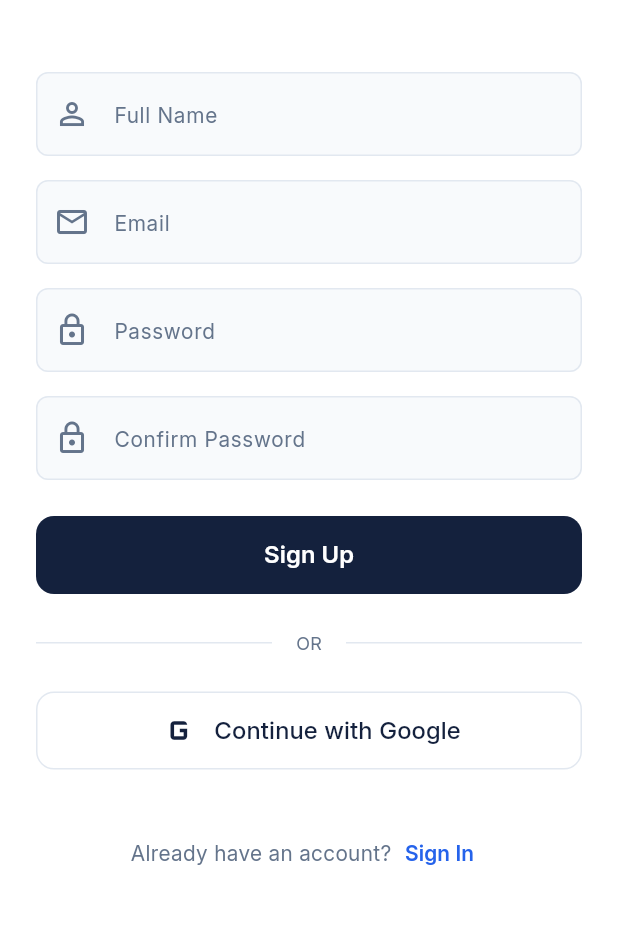
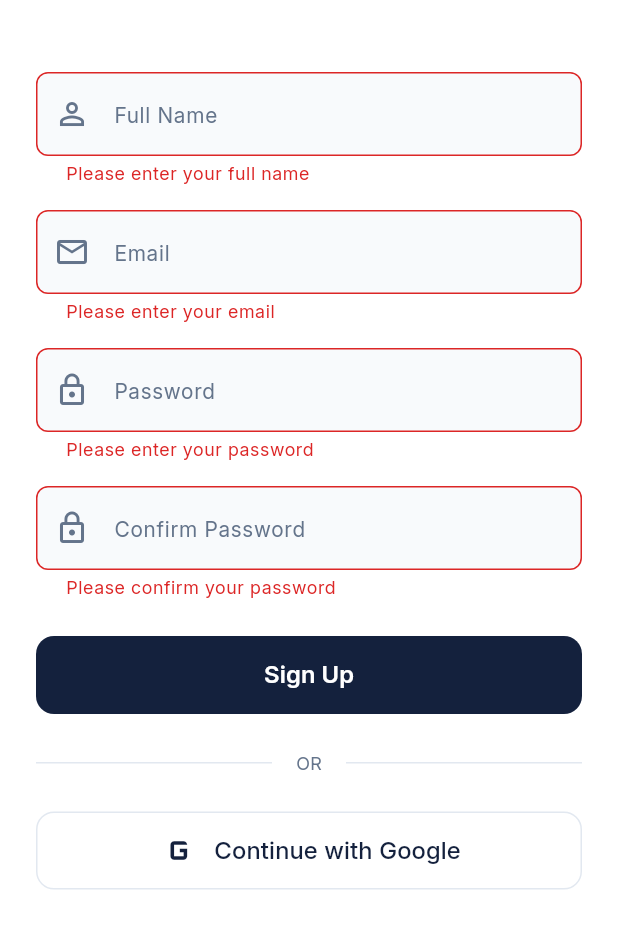
Before and after one commit to WajahatNoor/ShopSphere, a Flutter app: the RegisterScreen screen opened by its route, after a tap on "Sign Up", on a phone screen of 412 x 824 dp, the part 303-1236 px from its top. Run offline on Flutter 3.47's test engine with Material 3 defaults, Android fonts, the phone set to English and light mode, and no system bars; our stand-ins replace bloc, equatable, firebase_auth, firebase_core, flutter_bloc, go_router and 1 more; accounts and stored records are empty.

Commit message:
login,sign up and session handling through firebase hanlded just need to listen and build on screen

```diff
--- a/lib/app/data/repositories/auth_repo.dart
+++ b/lib/app/data/repositories/auth_repo.dart
@@ -3,11 +3,14 @@ import 'package:shop_shop_sphere/app/services/firebase_auth_services.dart';
 
 class AuthRepo {
   final FirebaseAuthServices authServices;
-  AuthRepo({required this.authServices});
+  final FirebaseAuth firebaseAuth;
+  AuthRepo({required this.authServices, required this.firebaseAuth});
 
-  User? get currentUser => authServices.currentUser;
+  //current user
+  User? get currentUser => firebaseAuth.currentUser;
 
-  Stream<User?> get authStateChanges => authServices.authStateChanges;
+  // Authentication Session
+  Stream<User?> get authStateChanges => firebaseAuth.authStateChanges();
 
   Future<User> login({required String email, required String password}) async {
     try {
@@ -19,11 +22,13 @@ class AuthRepo {
   }
 
   Future<User> register({
+    required String fullName,
     required String email,
     required String password,
   }) async {
     try {
       final result = await authServices.register(
+        fullName: fullName,
         email: email,
         password: password,
       );
--- a/lib/app/modules/Auth/bloc/auth_bloc.dart
+++ b/lib/app/modules/Auth/bloc/auth_bloc.dart
@@ -1,11 +1,93 @@
+import 'dart:async';
+
 import 'package:bloc/bloc.dart';
 import 'package:equatable/equatable.dart';
+import 'package:firebase_auth/firebase_auth.dart';
+import 'package:shop_shop_sphere/app/data/repositories/auth_repo.dart';
 
 part 'auth_event.dart';
 part 'auth_state.dart';
 
 class AuthBloc extends Bloc<AuthEvent, AuthState> {
-  AuthBloc() : super(AuthInitial()) {
-    on<AuthEvent>((event, emit) {});
+  final AuthRepo authRepo;
+  late final StreamSubscription<User?> authSubscription;
+  bool isInitialCheck = true;
+  AuthBloc({required this.authRepo}) : super(AuthInitial()) {
+    authSubscription = authRepo.authStateChanges.listen((user) {
+      add(AuthStateChanged(user: user));
+    });
+
+    on<AuthStateChanged>(authStateChanged);
+    on<RegistoredRquested>(registoredRquested);
+    on<LoginRequested>(loginRequested);
+    on<AuthLogoutRequested>(authLogoutRequested);
+  }
+
+  FutureOr<void> registoredRquested(
+    RegistoredRquested event,
+    Emitter<AuthState> emit,
+  ) async {
+    emit(AuthLoadingState());
+
+    try {
+      await authRepo.register(
+        email: event.email,
+        password: event.password,
+        fullName: event.fullname,
+      );
+
+      emit(
+        AuthRegistoredUserSuccessState(
+          successState: "Account Created Successfully",
+        ),
+      );
+    } catch (e) {
+      emit(AuthErrorState(errorMessage: e.toString()));
+    }
+  }
+
+  FutureOr<void> loginRequested(
+    LoginRequested event,
+    Emitter<AuthState> emit,
+  ) async {
+    emit(AuthLoadingState());
+    try {
+      await authRepo.login(email: event.email, password: event.password);
+    } catch (e) {
+      emit(AuthErrorState(errorMessage: e.toString()));
+    }
+  }
+
+  void authStateChanged(AuthStateChanged event, Emitter<AuthState> emit) async {
+    if (isInitialCheck) {
+      emit(AuthInitial());
+      await Future.delayed(Duration(seconds: 5));
+      isInitialCheck = false;
+    }
+
+    if (event.user != null) {
+      emit(AuthenticatedState());
+    } else {
+      emit(UnAuthenticatedState());
+    }
+  }
+
+  @override
+  Future<void> close() {
+    authSubscription.cancel();
+    return super.close();
+  }
+
+  FutureOr<void> authLogoutRequested(
+    AuthLogoutRequested event,
+    Emitter<AuthState> emit,
+  ) async {
+    emit(AuthLoadingState());
+    try {
+      await authRepo.logout();
+      emit(AuthLogoutSuccess(successState: "Logged Out Successfully"));
+    } catch (e) {
+      emit(AuthErrorState(errorMessage: e.toString()));
+    }
   }
 }
--- a/lib/app/modules/Auth/bloc/auth_event.dart
+++ b/lib/app/modules/Auth/bloc/auth_event.dart
@@ -6,3 +6,30 @@ sealed class AuthEvent extends Equatable {
   @override
   List<Object> get props => [];
 }
+
+class RegistoredRquested extends AuthEvent {
+  final String email;
+  final String fullname;
+  final String password;
+
+  const RegistoredRquested({
+    required this.email,
+    required this.fullname,
+    required this.password,
+  });
+}
+
+class LoginRequested extends AuthEvent {
+  final String email;
+  final String password;
+
+  const LoginRequested({required this.email, required this.password});
+}
+
+class AuthLogoutRequested extends AuthEvent {}
+
+class AuthStateChanged extends AuthEvent {
+  final User? user;
+
+  const AuthStateChanged({required this.user});
+}
--- a/lib/app/modules/Auth/bloc/auth_state.dart
+++ b/lib/app/modules/Auth/bloc/auth_state.dart
@@ -8,3 +8,29 @@ sealed class AuthState extends Equatable {
 }
 
 final class AuthInitial extends AuthState {}
+
+final class AuthActionState extends AuthState {}
+
+final class AuthLoadingState extends AuthState {}
+
+final class AuthenticatedState extends AuthState {}
+
+final class UnAuthenticatedState extends AuthState {}
+
+final class AuthRegistoredUserSuccessState extends AuthActionState {
+  final String successState;
+
+  AuthRegistoredUserSuccessState({required this.successState});
+}
+
+final class AuthLogoutSuccess extends AuthActionState {
+  final String successState;
+
+  AuthLogoutSuccess({required this.successState});
+}
+
+final class AuthErrorState extends AuthActionState {
+  final String errorMessage;
+
+  AuthErrorState({required this.errorMessage});
+}
--- a/lib/app/modules/Login/widgets/reusable_auth_widgets.dart
+++ b/lib/app/modules/Login/widgets/reusable_auth_widgets.dart
@@ -23,11 +23,7 @@ class AuthLogo extends StatelessWidget {
 }
 
 class AuthHeader extends StatelessWidget {
-  const AuthHeader({
-    super.key,
-    required this.title,
-    required this.subtitle,
-  });
+  const AuthHeader({super.key, required this.title, required this.subtitle});
 
   final String title;
   final String subtitle;
@@ -59,6 +55,8 @@ class AuthTextField extends StatelessWidget {
     this.keyboardType = TextInputType.text,
     this.controller,
     this.textInputAction,
+    this.validator,
+    this.onChanged,
   });
 
   final String hint;
@@ -67,14 +65,18 @@ class AuthTextField extends StatelessWidget {
   final TextInputType keyboardType;
   final TextEditingController? controller;
   final TextInputAction? textInputAction;
+  final String? Function(String?)? validator;
+  final ValueChanged<String>? onChanged;
 
   @override
   Widget build(BuildContext context) {
-    return TextField(
+    return TextFormField(
       controller: controller,
       obscureText: obscureText,
       keyboardType: keyboardType,
       textInputAction: textInputAction,
+      validator: validator,
+      onChanged: onChanged,
       style: AppTextStyles.body,
       cursorColor: AppColors.primary,
       decoration: InputDecoration(
--- a/lib/app/modules/Register/views/register_screen.dart
+++ b/lib/app/modules/Register/views/register_screen.dart
@@ -1,12 +1,51 @@
 import 'package:flutter/material.dart';
+import 'package:flutter_bloc/flutter_bloc.dart';
 import 'package:go_router/go_router.dart';
+import 'package:shop_shop_sphere/app/modules/Auth/bloc/auth_bloc.dart';
 import 'package:shop_shop_sphere/app/modules/Login/widgets/reusable_auth_widgets.dart';
 import 'package:shop_shop_sphere/app/res/app_colors.dart';
 import 'package:shop_shop_sphere/app/res/app_spacings.dart';
 import 'package:shop_shop_sphere/app/routes/app_routes.dart';
+import 'package:shop_shop_sphere/app/utils/form_validations.dart';
 
-class RegisterScreen extends StatelessWidget {
-  const RegisterScreen({super.key});
+class RegisterScreen extends StatefulWidget {
+  RegisterScreen({super.key});
+
+  @override
+  State<RegisterScreen> createState() => _RegisterScreenState();
+}
+
+class _RegisterScreenState extends State<RegisterScreen> {
+  final emailController = TextEditingController();
+
+  final fullNameController = TextEditingController();
+
+  final passwordController = TextEditingController();
+
+  final confirmPasswordController = TextEditingController();
+
+  final formKey = GlobalKey<FormState>();
+
+  @override
+  void dispose() {
+    fullNameController.dispose();
+    emailController.dispose();
+    passwordController.dispose();
+    confirmPasswordController.dispose();
+    super.dispose();
+  }
+
+  void doSignup() async {
+    if (!formKey.currentState!.validate()) {
+      return;
+    }
+    final email = emailController.text.trim();
+    final password = passwordController.text.trim();
+    final fullName = fullNameController.text.trim();
+    context.read<AuthBloc>().add(
+      RegistoredRquested(email: email, fullname: fullName, password: password),
+    );
+  }
 
   @override
   Widget build(BuildContext context) {
@@ -18,6 +57,8 @@ class RegisterScreen extends StatelessWidget {
             horizontal: AppSpacing.lg,
             vertical: AppSpacing.xl,
           ),
+          child: Form(
+            key: formKey,
             child: Column(
               crossAxisAlignment: CrossAxisAlignment.stretch,
               children: [
@@ -30,31 +71,42 @@ class RegisterScreen extends StatelessWidget {
                   hint: 'Full Name',
                   icon: Icons.person_outline,
                   keyboardType: TextInputType.name,
+                  validator: Validators.validateName,
                   textInputAction: TextInputAction.next,
                 ),
                 const SizedBox(height: AppSpacing.md),
-              const AuthTextField(
+                AuthTextField(
                   hint: 'Email',
                   icon: Icons.email_outlined,
+                  controller: emailController,
                   keyboardType: TextInputType.emailAddress,
                   textInputAction: TextInputAction.next,
+                  validator: Validators.validateEmail,
                 ),
                 const SizedBox(height: AppSpacing.md),
-              const AuthTextField(
+                AuthTextField(
                   hint: 'Password',
                   icon: Icons.lock_outline,
+                  controller: passwordController,
                   obscureText: true,
                   textInputAction: TextInputAction.next,
+                  validator: Validators.validatePassword,
                 ),
                 const SizedBox(height: AppSpacing.md),
-              const AuthTextField(
+                AuthTextField(
                   hint: 'Confirm Password',
                   icon: Icons.lock_outline,
+                  controller: confirmPasswordController,
                   obscureText: true,
                   textInputAction: TextInputAction.done,
+                  validator: (value) => Validators.validateConfirmPassword(
+                    value: value,
+                    password: confirmPasswordController.text,
                   ),
+                ),
+
                 const SizedBox(height: AppSpacing.lg),
-              AuthButton(title: 'Sign Up', onPressed: () {}),
+                AuthButton(title: 'Sign Up', onPressed: doSignup),
                 const SizedBox(height: AppSpacing.lg),
                 const AuthDivider(),
                 const SizedBox(height: AppSpacing.lg),
@@ -69,6 +121,7 @@ class RegisterScreen extends StatelessWidget {
             ),
           ),
         ),
+      ),
     );
   }
 }
--- /dev/null
+++ b/lib/app/utils/all_bloc_providers.dart
@@ -0,0 +1,22 @@
+import 'package:firebase_auth/firebase_auth.dart';
+import 'package:flutter_bloc/flutter_bloc.dart';
+import 'package:shop_shop_sphere/app/data/repositories/auth_repo.dart';
+import 'package:shop_shop_sphere/app/modules/Auth/bloc/auth_bloc.dart';
+import 'package:shop_shop_sphere/app/services/firebase_auth_services.dart';
+
+class AllBlocProviders {
+  //DEPENDENCY INJECTION REQUIRED
+  static final firebaseAuth = FirebaseAuth.instance;
+
+  static final authServices = FirebaseAuthServices(firebaseAuth: firebaseAuth);
+
+  static final authRepo = AuthRepo(
+    authServices: authServices,
+    firebaseAuth: firebaseAuth,
+  );
+
+  //All Bloc Providers
+  static final List<BlocProvider> allProviders = [
+    BlocProvider<AuthBloc>(create: (context) => AuthBloc(authRepo: authRepo)),
+  ];
+}
--- /dev/null
+++ b/lib/app/utils/form_validations.dart
@@ -0,0 +1,104 @@
+class Validators {
+  Validators._();
+
+  static String? emailLoginValidator(String? value) {
+    if (value == null || value.trim().isEmpty) {
+      return 'Email is required';
+    }
+
+    return null;
+  }
+
+  static String? passwordLoginValidator(String? value) {
+    if (value == null || value.isEmpty) {
+      return 'Password is required';
+    }
+
+    return null;
+  }
+
+  // Full Name Validation
+  static String? validateName(String? value) {
+    if (value == null || value.trim().isEmpty) {
+      return 'Please enter your full name';
+    }
+
+    if (value.trim().length < 3) {
+      return 'Name must be at least 3 characters';
+    }
+
+    if (value.trim().length > 50) {
+      return 'Name cannot exceed 50 characters';
+    }
+
+    final nameRegex = RegExp(r"^[a-zA-Z]+(?:[ '-][a-zA-Z]+)*$");
+
+    if (!nameRegex.hasMatch(value.trim())) {
+      return 'Please enter a valid name';
+    }
+
+    return null;
+  }
+
+  // Email Validation
+  static String? validateEmail(String? value) {
+    if (value == null || value.trim().isEmpty) {
+      return 'Please enter your email';
+    }
+
+    final emailRegex = RegExp(
+      r'^[A-Za-z0-9._%+-]+@[A-Za-z0-9.-]+\.[A-Za-z]{2,}$',
+    );
+
+    if (!emailRegex.hasMatch(value.trim())) {
+      return 'Please enter a valid email address';
+    }
+
+    return null;
+  }
+
+  // Password Validation
+  static String? validatePassword(String? value) {
+    if (value == null || value.isEmpty) {
+      return 'Please enter your password';
+    }
+
+    if (value.length < 8) {
+      return 'Password must be at least 8 characters';
+    }
+
+    if (value.length > 128) {
+      return 'Password cannot exceed 128 characters';
+    }
+
+    if (!RegExp(r'[A-Z]').hasMatch(value)) {
+      return 'Include at least one uppercase letter';
+    }
+
+    if (!RegExp(r'[a-z]').hasMatch(value)) {
+      return 'Include at least one lowercase letter';
+    }
+
+    if (!RegExp(r'[0-9]').hasMatch(value)) {
+      return 'Include at least one number';
+    }
+
+    return null;
+  }
+
+  // Confirm Password Validation
+  static String? validateConfirmPassword({
+    required String? value,
+    required String password,
+  }) {
+    if (value == null || value.isEmpty) {
+      return 'Please confirm your password';
+    }
+
+    if (value != password) {
+      return 'Passwords do not match';
+    }
+
+    return null;
+  }
+}
```
Also changed, not shown: lib/app/modules/Home/views/home_screen.dart (added, +24 -0 lines), lib/app/modules/Login/views/login_screen.dart (+35 -5 lines), lib/app/modules/splash/views/splash_screen.dart (+3 -5 lines), lib/app/routes/app_pages.dart (+36 -2 lines), lib/app/routes/auth_router_refresh_notifier.dart (added, +18 -0 lines), lib/app/services/firebase_auth_services.dart (+4 -7 lines), lib/main.dart (+17 -5 lines). Lines whose indentation alone changed are shown as unchanged.
